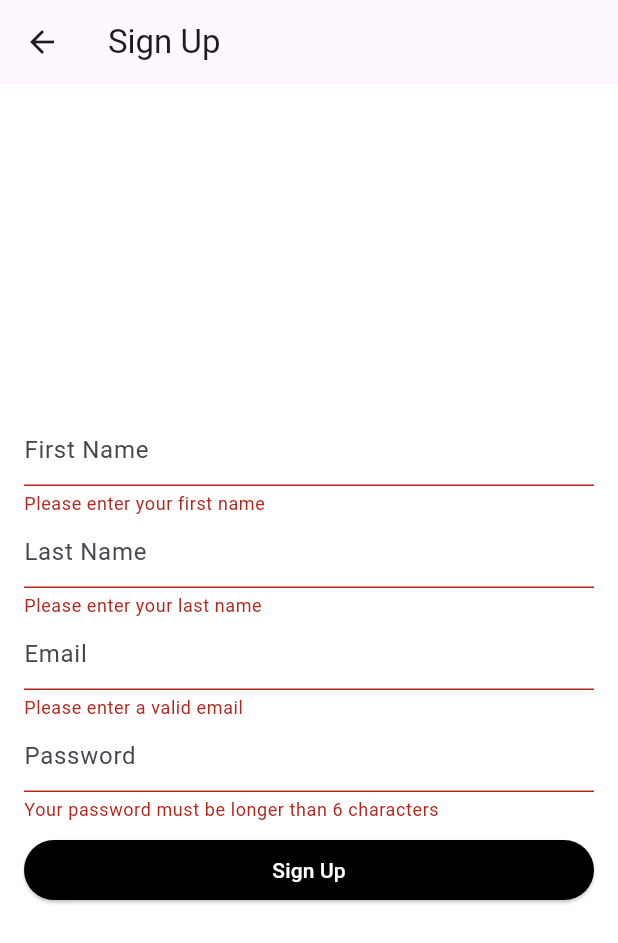
After one commit to spaaacy/ap-lanes, a Flutter app: the SignUpScreen screen opened directly, after a tap on "Sign Up", on a phone screen of 412 x 824 dp. The commit adds this screen. Shown: the top 943 px of the screen. Run offline on Flutter 3.47's test engine with Material 2 defaults, Android fonts, the phone set to English and light mode, and no system bars; our stand-ins replace cloud_firestore, email_validator, firebase_auth, firebase_core, flutter_typeahead, geolocator and 1 more; accounts and stored records are empty; network calls fail.

Commit message:
Added sign up page

```diff
--- /dev/null
+++ b/lib/ui/auth/signup_screen.dart
@@ -0,0 +1,117 @@
+import 'package:apu_rideshare/services/auth_service.dart';
+import 'package:apu_rideshare/util/constants.dart' as constants;
+import 'package:apu_rideshare/util/ui_helper.dart' as ui_helper;
+import 'package:email_validator/email_validator.dart';
+import 'package:flutter/material.dart';
+import 'package:provider/provider.dart';
+
+class SignUpScreen extends StatelessWidget {
+  SignUpScreen({Key? key}) : super(key: key);
+
+  final emailController = TextEditingController();
+  final passwordController = TextEditingController();
+  final firstNameController = TextEditingController();
+  final lastNameController = TextEditingController();
+
+  final _signUpFormKey = GlobalKey<FormState>();
+
+  @override
+  Widget build(BuildContext context) {
+    return Scaffold(
+      appBar: AppBar(
+        title: const Text("Sign Up"),
+      ),
+      body: Padding(
+        padding: const EdgeInsets.all(16.0),
+        child: Form(
+          key: _signUpFormKey,
+          child: Column(
+            mainAxisAlignment: MainAxisAlignment.center,
+            children: [
+              TextFormField(
+                validator: (value) {
+                  if (value == null || value.isEmpty) {
+                    return 'Please enter your first name';
+                  }
+                  return null;
+                },
+                controller: firstNameController,
+                decoration: const InputDecoration(hintText: "First Name"),
+              ),
+              TextFormField(
+                validator: (value) {
+                  if (value == null || value.isEmpty) {
+                    return 'Please enter your last name';
+                  }
+                  return null;
+                },
+                controller: lastNameController,
+                decoration: const InputDecoration(hintText: "Last Name"),
+              ),
+              TextFormField(
+                validator: (value) {
+                  if (value == null || value.isEmpty || !EmailValidator.validate(value)) {
+                    return 'Please enter a valid email';
+                  }
+                  return null;
+                },
+                controller: emailController,
+                decoration: const InputDecoration(hintText: "Email"),
+              ),
+              TextFormField(
+                  validator: (value) {
+                    if (value == null || value.isEmpty || value.length <= 6) {
+                      return 'Your password must be longer than 6 characters';
+                    }
+
+                    return null;
+                  },
+                  obscureText: true,
+                  controller: passwordController,
+                  decoration: const InputDecoration(hintText: "Password")),
+              const SizedBox(height: 8.0),
+              Row(
+                mainAxisAlignment: MainAxisAlignment.center,
+                children: [
+                  Expanded(
+                    child: ElevatedButton(
+                      onPressed: () async {
+                        if (_signUpFormKey.currentState!.validate()) {
+                          ui_helper.showLoaderDialog(context, 'Loading...');
+                          String email = emailController.text.trim();
+                          String password = passwordController.text.trim();
+                          String firstName = firstNameController.text.trim();
+                          String lastName = lastNameController.text.trim();
+
+                          String result = await context.read<AuthService>().signUp(
+                                email: email,
+                                password: password,
+                                firstName: firstName,
+                                lastName: lastName,
+                              );
+
+                          if (context.mounted) {
+                            if (result == constants.SIGNED_IN) {
+                              Navigator.of(context).pop();
+                              Navigator.of(context).pop();
+                            } else {
+                              Navigator.of(context).pop();
+                              ScaffoldMessenger.of(context).showSnackBar(
+                                const SnackBar(content: Text('Something went wrong when signing up.')),
+                              );
+                            }
+                          }
+                        }
+                      },
+                      child: const Text("Sign Up"),
+                    ),
+                  )
+                ],
+              )
+            ],
+          ),
+        ),
+      ),
+    );
+  }
+}
--- a/pubspec.yaml
+++ b/pubspec.yaml
@@ -48,6 +48,7 @@ dependencies:
   http: ^0.13.5
   flutter_typeahead: ^4.3.7
   logger: ^1.3.0
+  email_validator: ^2.1.17
 
 dev_dependencies:
   flutter_test:
```
Also changed, not shown: lib/services/auth_service.dart (+15 -5 lines), lib/ui/auth/auth_screen.dart (+25 -11 lines), lib/ui/common/custom_map.dart (+50 -8 lines), lib/util/ui_helper.dart (added, +25 -0 lines), pubspec.lock, 1 other file.
